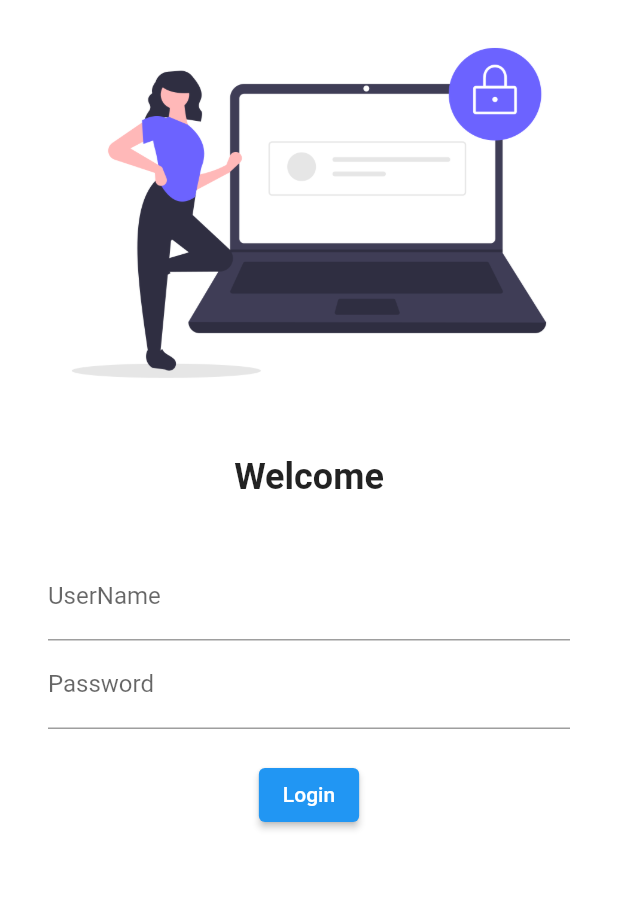
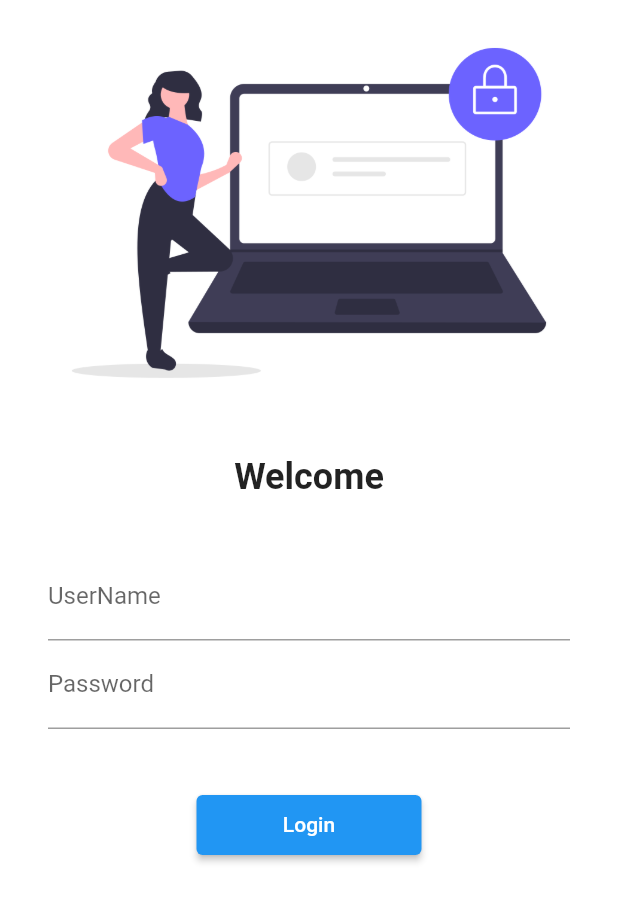
Before and after one commit to mihirian/30DaysOfFlutter, a Flutter app: the screen it shows after launch, on a phone screen of 412 x 824 dp. Shown: the top 902 px of the screen. Run offline on Flutter 3.47's test engine with Material 2 defaults, Android fonts, the phone set to English and light mode, and no system bars; our stand-ins replace google_fonts.

Commit message:
day 5 completed

```diff
--- a/lib/main.dart
+++ b/lib/main.dart
@@ -2,6 +2,7 @@ import 'package:flutter/material.dart';
 import 'package:google_fonts/google_fonts.dart';
 import 'package:mtechviral/screens/home_page.dart';
 import 'package:mtechviral/screens/login_page.dart';
+import 'package:mtechviral/utils/routes.dart';
 
 void main() {
   runApp(MyApp());
@@ -17,13 +18,14 @@ class MyApp extends StatelessWidget {
         primarySwatch: Colors.deepPurple,
         fontFamily: GoogleFonts.lato().fontFamily,
       ),
+      // debugShowCheckedModeBanner: false,
       darkTheme: ThemeData(
         brightness: Brightness.light,
       ),
       routes: {
         '/': (ctx) => LoginPage(),
-        '/home': (ctx) => HomePage(),
-        "/login": (ctx) => LoginPage(),
+        MyRoutes.homeRoute: (ctx) => HomePage(),
+        MyRoutes.loginRoute: (ctx) => LoginPage(),
       },
     );
   }
--- a/lib/screens/login_page.dart
+++ b/lib/screens/login_page.dart
@@ -1,10 +1,12 @@
 import 'package:flutter/material.dart';
+import 'package:mtechviral/utils/routes.dart';
 
 class LoginPage extends StatelessWidget {
   @override
   Widget build(BuildContext context) {
     return Material(
       color: Colors.white,
+      child: SingleChildScrollView(
         child: Column(
           children: [
             Image.asset(
@@ -41,20 +43,23 @@ class LoginPage extends StatelessWidget {
                         hintText: "Enter password", labelText: "Password"),
                   ),
                   SizedBox(
-                  height: 20,
+                    height: 40,
                   ),
                   ElevatedButton(
                     onPressed: () {
-                    print("Hi miHir");
+                      Navigator.pushNamed(context, MyRoutes.homeRoute);
                     },
-                  style: TextButton.styleFrom(),
+                    style: TextButton.styleFrom(
+                      minimumSize: Size(150, 40),
+                    ),
                     child: Text("Login"),
-                )
+                  ),
                 ],
               ),
             )
           ],
         ),
+      ),
     );
   }
 }
--- /dev/null
+++ b/lib/utils/routes.dart
@@ -0,0 +1,4 @@
+class MyRoutes {
+  static String loginRoute = "/login";
+  static String homeRoute="/home";
+}
```
Lines whose indentation alone changed are shown as unchanged.
